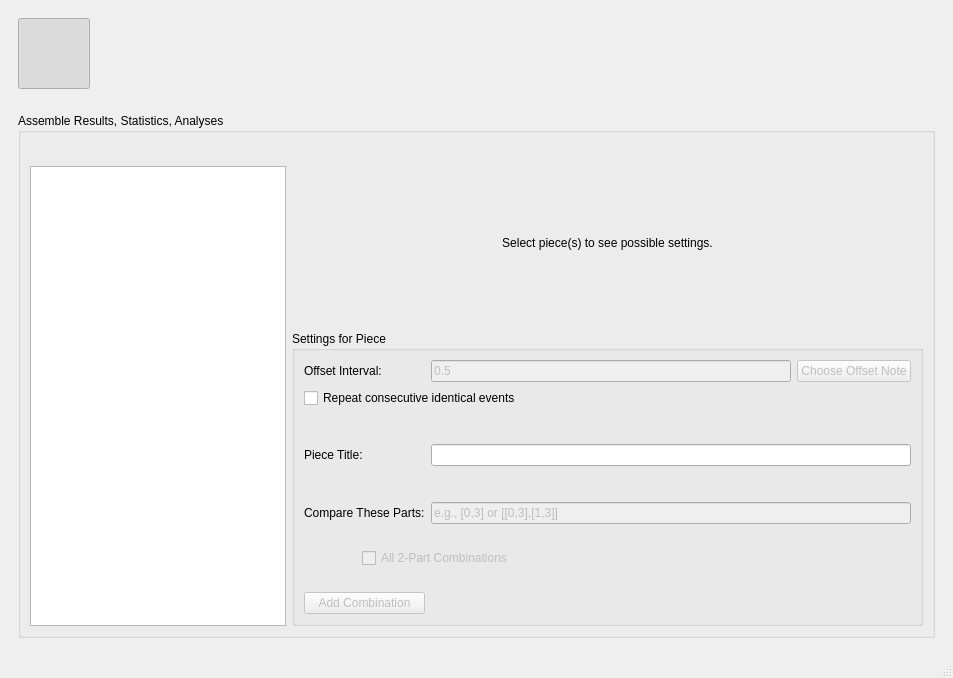
Before: the Qt Designer form views/ui/main_window.ui in ELVIS-Project/vis-framework, drawn with Qt 5.
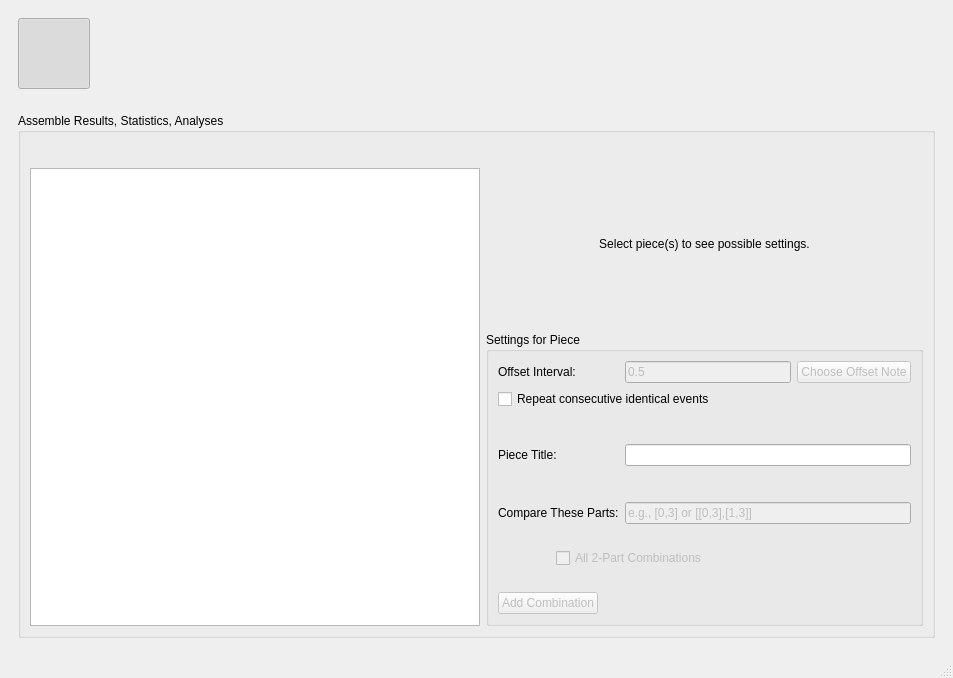
After: the same form once the commit is applied. Icons and pictures are not drawn.

The edit to the form file:
```diff
--- a/views/ui/main_window.ui
+++ b/views/ui/main_window.ui
@@ -428,24 +428,17 @@
                 </property>
                </spacer>
               </item>
-              <item row="9" column="1" colspan="2">
-               <spacer name="horizontalSpacer_8">
-                <property name="orientation">
-                 <enum>Qt::Horizontal</enum>
-                </property>
-                <property name="sizeHint" stdset="0">
-                 <size>
-                  <width>40</width>
-                  <height>20</height>
-                 </size>
-                </property>
-               </spacer>
-              </item>
               <item row="9" column="0">
                <widget class="QPushButton" name="btn_add_check_combo">
                 <property name="enabled">
                  <bool>false</bool>
                 </property>
+                <property name="sizePolicy">
+                 <sizepolicy hsizetype="Maximum" vsizetype="Fixed">
+                  <horstretch>0</horstretch>
+                  <verstretch>0</verstretch>
+                 </sizepolicy>
+                </property>
                 <property name="text">
                  <string>Add Combination</string>
                 </property>
@@ -570,6 +563,19 @@
              <layout class="QHBoxLayout" name="horizontalLayout_5"/>
             </widget>
            </item>
+           <item row="0" column="1">
+            <spacer name="horizontalSpacer_4">
+             <property name="orientation">
+              <enum>Qt::Horizontal</enum>
+             </property>
+             <property name="sizeHint" stdset="0">
+              <size>
+               <width>40</width>
+               <height>20</height>
+              </size>
+             </property>
+            </spacer>
+           </item>
           </layout>
          </widget>
         </item>
```
